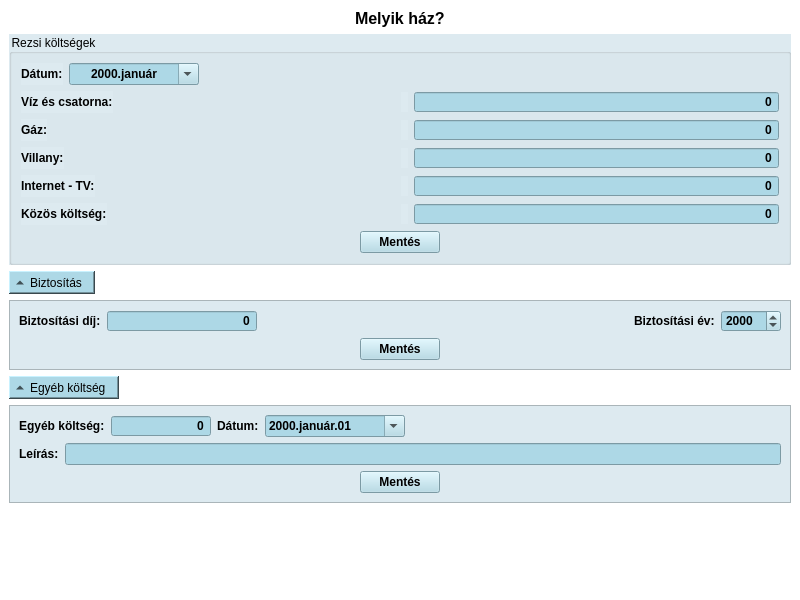
This is FamilyFinancies/activityhouse.ui in DannyFreecs/FamilyBudgetSimple as Qt 5 draws it before an edit. The edited form follows.
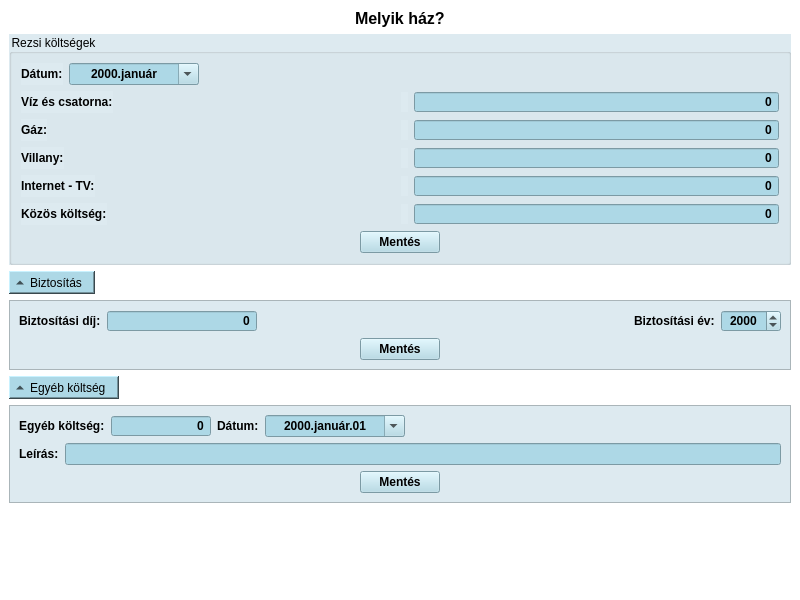
This is the edited form. Icons and pictures are not drawn. Custom widgets are drawn as their Qt base class.

What changed in the file:
```diff
--- a/FamilyFinancies/activityhouse.ui
+++ b/FamilyFinancies/activityhouse.ui
@@ -676,6 +676,9 @@
              <property name="styleSheet">
               <string notr="true">background-color: rgb(173, 216, 230);</string>
              </property>
+             <property name="alignment">
+              <set>Qt::AlignCenter</set>
+             </property>
              <property name="displayFormat">
               <string>yyyy</string>
              </property>
@@ -802,6 +805,9 @@
                <property name="locale">
                 <locale language="Hungarian" country="Hungary"/>
                </property>
+               <property name="alignment">
+                <set>Qt::AlignCenter</set>
+               </property>
                <property name="displayFormat">
                 <string>yyyy.MMMM.dd</string>
                </property>
```
